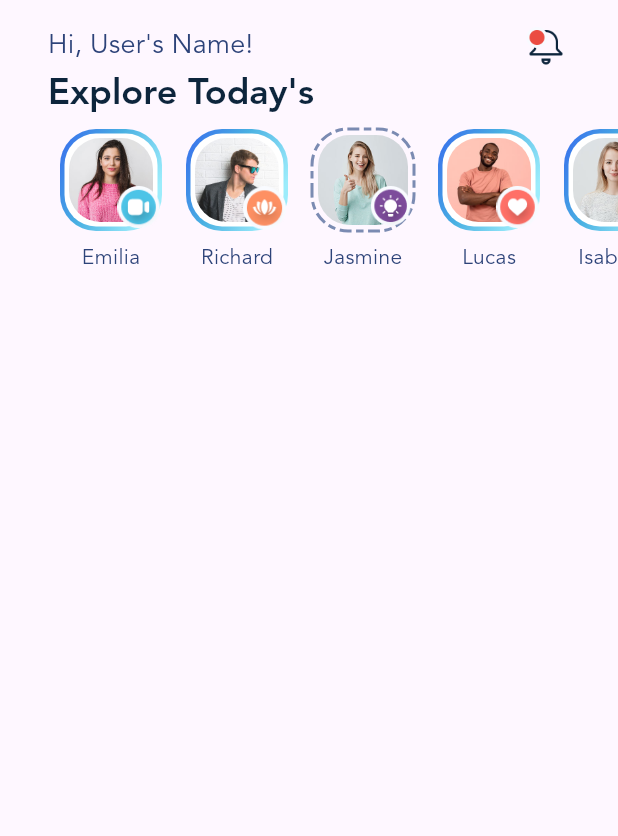
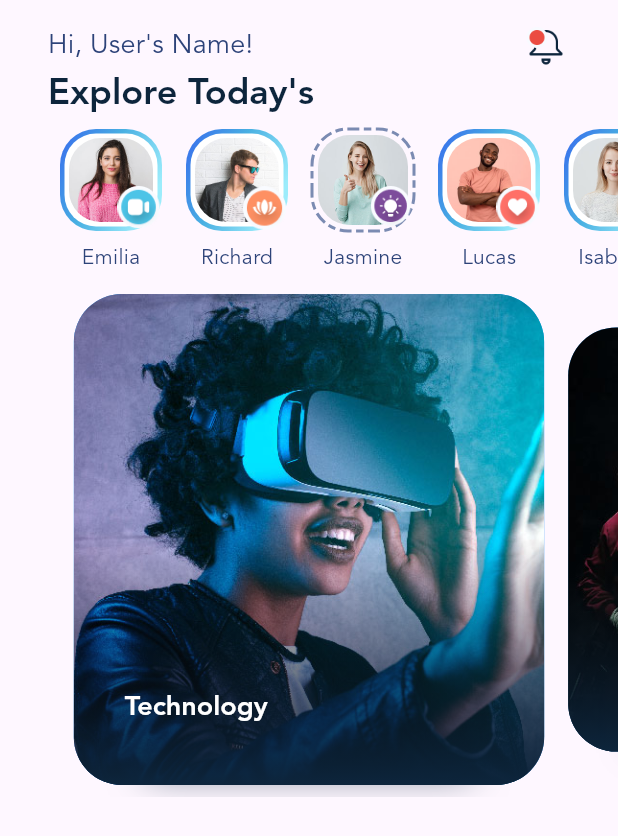
Before and after one commit to amir9877h/blog, a Flutter app: the screen it shows after launch, on a phone screen of 412 x 824 dp. Shown: the top 836 px of the screen. Run offline on Flutter 3.47's test engine with Material 3 defaults, Android fonts, the phone set to English and light mode, and no system bars; drawn by our look-alikes of carousel_slider, dotted_border.

```diff
--- a/lib/main.dart
+++ b/lib/main.dart
@@ -1,5 +1,6 @@
 import 'package:blog/data.dart';
 import 'package:dotted_border/dotted_border.dart';
+import 'package:carousel_slider/carousel_slider.dart';
 import 'package:flutter/cupertino.dart';
 import 'package:flutter/material.dart';
 import 'package:flutter/widgets.dart';
@@ -37,12 +38,11 @@ class MyApp extends StatelessWidget {
           // tested with just a hot reload.
           primarySwatch: Colors.blue,
           textTheme: TextTheme(
-            headlineMedium: TextStyle(
-              fontFamily: defaultFontFamily,
-              fontSize: 24,
-              color: primaryTextColor,
-              fontWeight: FontWeight.w700
-            ),
+              headlineMedium: TextStyle(
+                  fontFamily: defaultFontFamily,
+                  fontSize: 24,
+                  color: primaryTextColor,
+                  fontWeight: FontWeight.w700),
               titleMedium: TextStyle(
                 color: secondryTextColor,
                 fontFamily: defaultFontFamily,
@@ -52,6 +52,7 @@ class MyApp extends StatelessWidget {
               titleLarge: TextStyle(
                   fontFamily: defaultFontFamily,
                   fontWeight: FontWeight.bold,
+                  fontSize: 18,
                   color: primaryTextColor),
               bodyMedium: TextStyle(
                 fontFamily: defaultFontFamily,
@@ -105,11 +106,103 @@ class HomeScreen extends StatelessWidget {
                   style: themeData.textTheme.headlineMedium,
                 ),
               ),
-              _StoryList(stories: stories)
+              _StoryList(stories: stories),
+              _CategoryList(),
             ],
           ),
         ),
       ),
+    );
+  }
+}
+
+class _CategoryList extends StatelessWidget {
+  const _CategoryList({
+    super.key,
+  });
+
+  @override
+  Widget build(BuildContext context) {
+    final categories = AppDatabase.categories;
+    return CarouselSlider.builder(
+        itemCount: categories.length,
+        itemBuilder: (context, index, realIndex) {
+          return _CategoryItem(
+            category: categories[realIndex],
+          );
+        },
+        options: CarouselOptions(
+          padEnds: true,
+          scrollDirection: Axis.horizontal,
+          viewportFraction: 0.8,
+          aspectRatio: 1.2,
+          initialPage: 0,
+          disableCenter: false,
+          scrollPhysics: const BouncingScrollPhysics(),
+          enableInfiniteScroll: false,
+          enlargeCenterPage: true,
+          enlargeStrategy: CenterPageEnlargeStrategy.height,
+          // enableInfiniteScroll: true,
+        ));
+  }
+}
+
+class _CategoryItem extends StatelessWidget {
+  final Category category;
+  const _CategoryItem({
+    super.key,
+    required this.category,
+  });
+
+  @override
+  Widget build(BuildContext context) {
+    return Stack(
+      children: [
+        Positioned.fill(
+          top: 100,
+          right: 56,
+          left: 56,
+          bottom: 16,
+          child: Container(
+          decoration: BoxDecoration(
+            boxShadow: [
+              BoxShadow(blurRadius: 20,color: Color(0xaa0D253C))
+            ]
+          ),
+        ),),
+        Positioned.fill(
+          child: Container(
+            margin: EdgeInsets.all(8),
+            foregroundDecoration: BoxDecoration(
+              borderRadius: BorderRadius.circular(32),
+              gradient: LinearGradient(
+                  begin: Alignment.bottomCenter,
+                  end: Alignment.center,
+                  colors: [Color(0xff0D253C), Colors.transparent]),
+            ),
+            decoration: BoxDecoration(
+              color: Colors.blue,
+              borderRadius: BorderRadius.circular(32),
+            ),
+            child: ClipRRect(
+                borderRadius: BorderRadius.circular(32),
+                child: Image.asset(
+                  'assets/img/posts/large/${category.imageFileName}',
+                  fit: BoxFit.cover,
+                )),
+          ),
+        ),
+        Positioned(
+          bottom: 48,
+          left: 42,
+            child: Text(
+          category.title,
+          style: Theme.of(context)
+              .textTheme
+              .titleLarge!
+              .apply(color: Colors.white),
+        ))
+      ],
     );
   }
 }
@@ -157,9 +250,7 @@ class _Story extends StatelessWidget {
           Stack(
             children: [
               // _profileImageVisited(context),
-              story.isViewed
-                  ? _profileImageVisited()
-                  : _profileImageNormal(),
+              story.isViewed ? _profileImageVisited() : _profileImageNormal(),
               Positioned(
                 bottom: 0,
                 right: 0,
--- a/pubspec.yaml
+++ b/pubspec.yaml
@@ -36,6 +36,7 @@ dependencies:
   # Use with the CupertinoIcons class for iOS style icons.
   cupertino_icons: ^1.0.6
   dotted_border: ^2.1.0
+  carousel_slider: ^4.2.1
 
 dev_dependencies:
   flutter_test:
```
Also changed, not shown: pubspec.lock.
